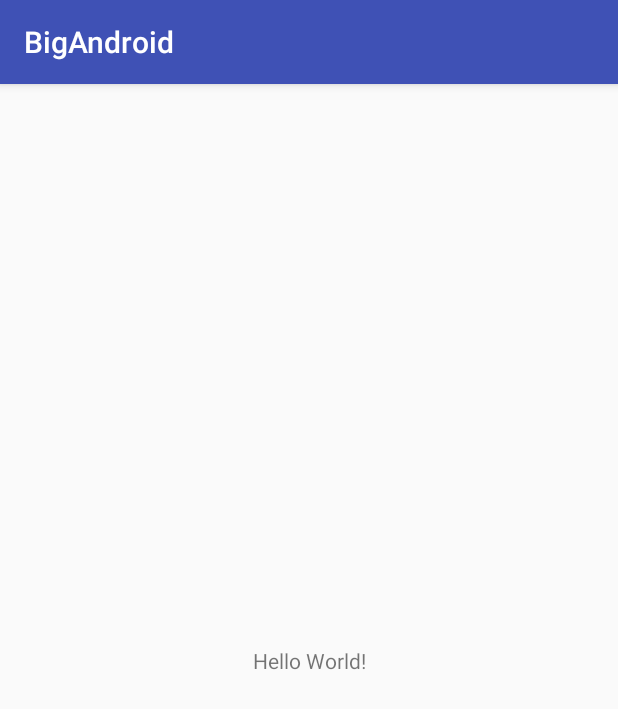
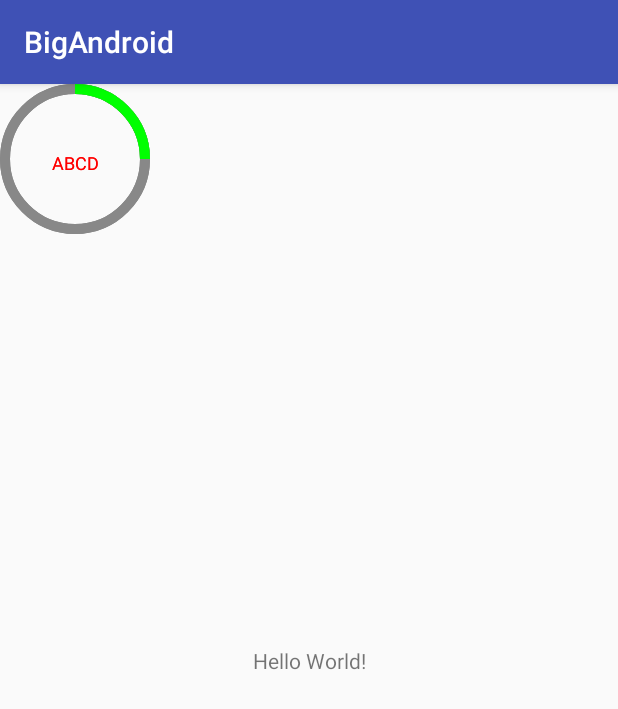
Before and after one commit to hustlong/BigAndroid, an Android app: the screen it shows after launch (MainActivity), on a phone screen of 412 x 824 dp. Shown: the top 709 px of the screen. Run offline under Robolectric (Android 15) with nearby library versions, the phone set to English and light mode, and no system bars.

Commit message:
demo
demo

```diff
--- /dev/null
+++ b/app/src/main/java/cc/biglong/bigandroid/util/FontUtil.java
@@ -0,0 +1,23 @@
+package cc.biglong.bigandroid.util;
+
+import android.graphics.Paint;
+
+/**
+ * Created by biglong on 2017/3/13.
+ */
+
+public class FontUtil {
+    /**
+     * @return 返回指定笔和指定字符串的长度
+     */
+    public static float getFontLength(Paint paint, String str) {
+        return paint.measureText(str);
+    }
+    /**
+     * @return 返回指定笔的文字高度
+     */
+    public static float getFontHeight(Paint paint)  {
+        Paint.FontMetrics fm = paint.getFontMetrics();
+        return fm.descent - fm.ascent;
+    }
+}
--- /dev/null
+++ b/app/src/main/java/cc/biglong/bigandroid/widget/CircleProgress.java
@@ -0,0 +1,162 @@
+package cc.biglong.bigandroid.widget;
+
+import android.content.Context;
+import android.content.res.TypedArray;
+import android.graphics.Canvas;
+import android.graphics.Color;
+import android.graphics.Paint;
+import android.graphics.RectF;
+import android.util.AttributeSet;
+import android.view.View;
+
+import cc.biglong.bigandroid.R;
+import cc.biglong.bigandroid.util.FontUtil;
+
+/**
+ * Created by biglong on 2017/3/16.
+ */
+
+public class CircleProgress extends View {
+
+    /**
+     * 圆环的范围最大值
+     */
+    private int max;
+
+    /**
+     * 选中的进度值
+     */
+    private int progress;
+
+    /**
+     *圆环的未选中的部分颜色和已经选中的颜色;
+     */
+    private int hintColor, progressColor;
+
+    /**
+     * 圆环中间的指示文本、字体颜色、字体大小;
+     */
+    private String centerText;
+    private int textColor;
+    private float textSize;
+
+    /**
+     * 圆环的厚度
+     */
+    private float thickness;
+
+
+    /** 绘图 */
+    private Paint hintPaint;
+    private Paint progressPaint;
+    private Paint textPaint;
+    private RectF ringRectF = new RectF();
+    private int minWidth;
+    private float textWidth,textHeight;
+
+
+    public CircleProgress(Context context, AttributeSet attrs) {
+        super(context, attrs);
+        /** 获取XML中定义的参数 */
+        TypedArray typedArray = context.obtainStyledAttributes(attrs, R.styleable.CircleProgress);
+        if (typedArray !=null) {
+            max = typedArray.getInteger(R.styleable.CircleProgress_max, 100);
+            progress = typedArray.getInteger(R.styleable.CircleProgress_progress, 25);
+            hintColor = typedArray.getColor(R.styleable.CircleProgress_progress_color, Color.GRAY);
+            progressColor = typedArray.getColor(R.styleable.CircleProgress_hint_color, Color.GREEN);
+            textColor = typedArray.getColor(R.styleable.CircleProgress_text_color,Color.RED);
+            textSize = typedArray.getDimension(R.styleable.CircleProgress_text_size,18.0f);
+            centerText = typedArray.getString(R.styleable.CircleProgress_center_text);
+            thickness = typedArray.getDimension(R.styleable.CircleProgress_thickness, 10);
+            typedArray.recycle();
+
+            if(centerText == null)
+                centerText = "ABCD";
+        }
+        init();
+    }
+
+    private void init() {
+        hintPaint = new Paint(Paint.ANTI_ALIAS_FLAG);
+        hintPaint.setColor(hintColor);
+        hintPaint.setStyle(Paint.Style.STROKE);
+        hintPaint.setStrokeWidth(thickness);
+
+        textPaint = new Paint(Paint.ANTI_ALIAS_FLAG);
+        textPaint.setColor(textColor);
+        textPaint.setTextSize(textSize);
+
+        progressPaint = new Paint(Paint.ANTI_ALIAS_FLAG);
+        progressPaint.setColor(progressColor);
+        progressPaint.setStyle(Paint.Style.STROKE);
+        progressPaint.setStrokeWidth(thickness);
+    }
+
+    @Override
+    protected void onDraw(Canvas canvas) {
+        canvas.translate(minWidth*0.5f,minWidth*0.5f);
+        canvas.drawOval(ringRectF, hintPaint);
+        canvas.drawArc(ringRectF,-90.0f,360.0f* progress /max,false, progressPaint);
+        canvas.drawText(centerText,-textWidth/2,textHeight/2,textPaint);
+    }
+
+    @Override
+    protected void onMeasure(int widthMeasureSpec, int heightMeasureSpec) {
+        int widthSize = MeasureSpec.getSize(widthMeasureSpec);
+        int heightSize = MeasureSpec.getSize(heightMeasureSpec);
+        minWidth = Math.min(widthSize, heightSize);
+        setMeasuredDimension(minWidth, minWidth);
+
+        int ringRadius = (minWidth- (int) thickness)/2;
+        ringRectF.set(-ringRadius,-ringRadius,ringRadius,ringRadius);
+
+        textWidth = FontUtil.getFontLength(textPaint,centerText);
+        textHeight = FontUtil.getFontHeight(textPaint);
+    }
+
+
+    public void setMax(int max) {
+        this.max = max;
+        invalidate();
+    }
+
+    public void setProgress(int progress) {
+        if (progress<0)
+            progress = 0;
+        this.progress = progress > max ? max : progress;
+        invalidate();
+    }
+
+    public void setCenterText(String text) {
+        this.centerText = text;
+        if(centerText == null)
+            centerText = "ABCD";
+        invalidate();
+    }
+
+    public void setTextColor(int color) {
+        this.textColor = color;
+        invalidate();
+    }
+
+    public void setTextSize(float size) {
+        this.textSize = size;
+        invalidate();
+    }
+
+    public void setHintColor(int color) {
+        this.hintColor = color;
+        invalidate();
+    }
+
+    public void setProgressColor(int color) {
+        this.progressColor = color;
+        invalidate();
+    }
+
+    public void setThickness(float thickness) {
+        this.thickness = thickness;
+        invalidate();
+    }
+
+}
--- a/app/src/main/res/layout/activity_main.xml
+++ b/app/src/main/res/layout/activity_main.xml
@@ -16,4 +16,18 @@
         app:layout_constraintRight_toRightOf="parent"
         app:layout_constraintTop_toTopOf="parent" />
 
+    <cc.biglong.bigandroid.widget.CircleProgress
+        android:id="@+id/circle1"
+        android:layout_width="100dp"
+        android:layout_height="100dp"
+        tools:layout_editor_absoluteY="16dp"
+        tools:layout_editor_absoluteX="142dp"/>
+
+    <cc.biglong.bigandroid.widget.CircleProgress
+        android:id="@+id/circleProgress"
+        android:layout_width="100dp"
+        android:layout_height="100dp"
+        tools:layout_editor_absoluteY="16dp"
+        tools:layout_editor_absoluteX="16dp"/>
+
 </android.support.constraint.ConstraintLayout>
--- a/build.gradle
+++ b/build.gradle
@@ -1,10 +1,13 @@
 // Top-level build file where you can add configuration options common to all sub-projects/modules.
+apply from: "config.gradle"
 
 buildscript {
     repositories {
         jcenter()
     }
     dependencies {
+
+        classpath 'com.neenbedankt.gradle.plugins:android-apt:1.8'
         classpath 'com.android.tools.build:gradle:2.3.0'
 
         // NOTE: Do not place your application dependencies here; they belong
```
Also changed, not shown: app/build.gradle (+13 -6 lines), app/src/main/res/values/attrs.xml (added, +13 -0 lines), config.gradle (added, +10 -0 lines).
